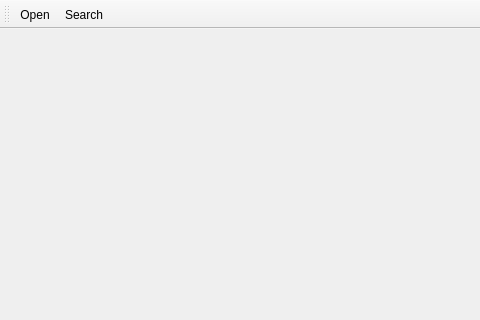
Before: the Qt Designer form mainwindow.ui in karoyqiu/qtail, drawn with Qt 5; both pictures show x 0 to 480 and y 0 to 320 of the 1000 by 620 pixel window.
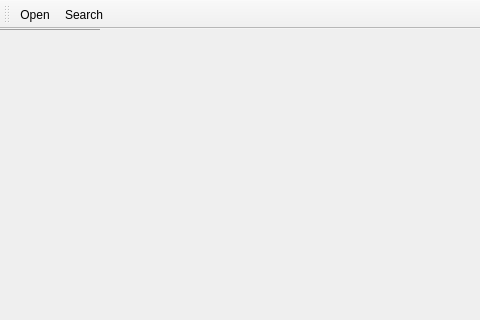
After: the same form once the commit is applied. Icons and pictures are not drawn.

What changed in the file:
```diff
--- a/mainwindow.ui
+++ b/mainwindow.ui
@@ -16,6 +16,20 @@
   <property name="documentMode">
    <bool>true</bool>
   </property>
+  <widget class="QMdiArea" name="mdiArea">
+   <property name="viewMode">
+    <enum>QMdiArea::TabbedView</enum>
+   </property>
+   <property name="documentMode">
+    <bool>true</bool>
+   </property>
+   <property name="tabsClosable">
+    <bool>true</bool>
+   </property>
+   <property name="tabsMovable">
+    <bool>true</bool>
+   </property>
+  </widget>
   <widget class="QToolBar" name="toolBarMain">
    <property name="windowTitle">
     <string>Main</string>
```
Left out of the diff: 6 changed lines with no effect on the pictures.
